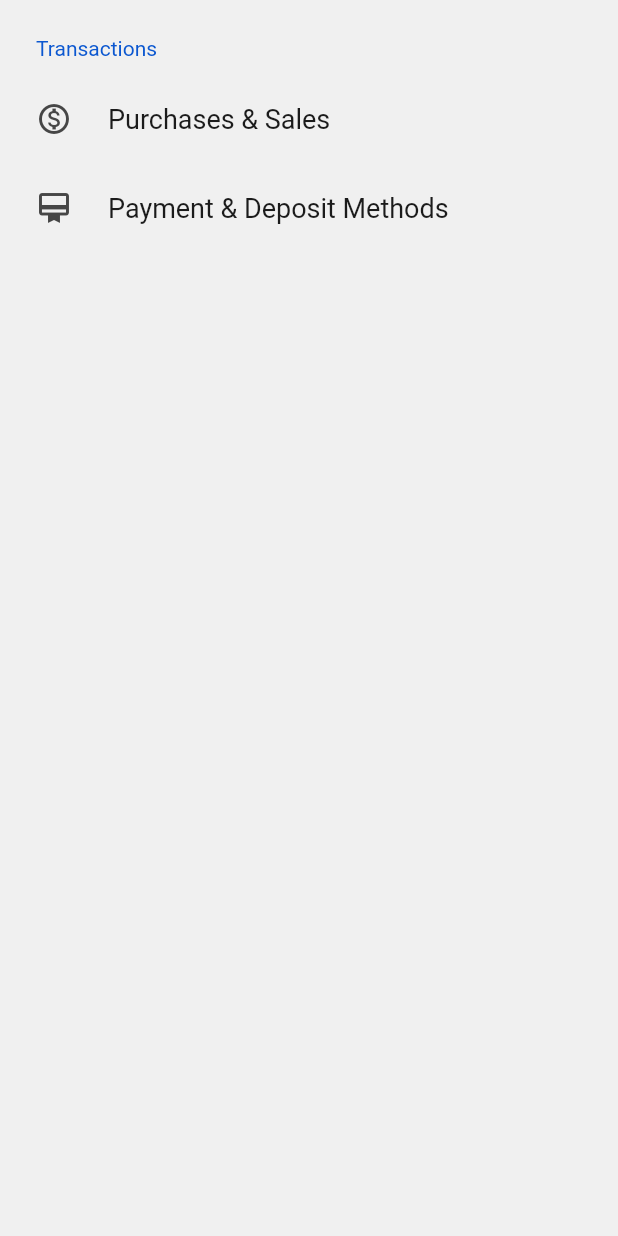
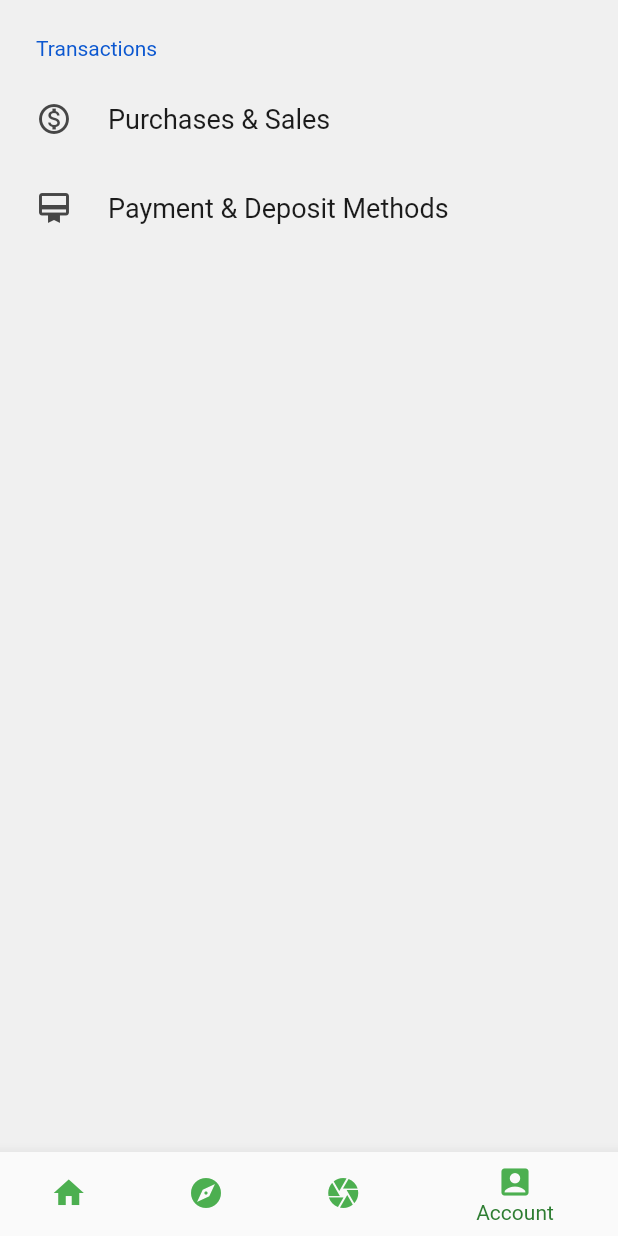
Before and after one commit to amartyanambiar/secondbuy, a Flutter app: the SettingsScreen screen opened by its route, on a phone screen of 412 x 824 dp. Run offline on Flutter 3.47's test engine with Material 2 defaults, Android fonts, the phone set to English and light mode, and no system bars; drawn by our look-alikes of settings_ui; our stand-ins replace animated_splash_screen, curved_navigation_bar; missing offline and left inert: flutter_launcher_icons.

Commit message:
bar ready

```diff
--- a/lib/settings.dart
+++ b/lib/settings.dart
@@ -13,12 +13,69 @@ class SettingsScreen extends StatefulWidget {
 
 class _SettingsScreenState extends State<SettingsScreen> {
   bool value = false;
+  int _selectedIndex = 3;
+  static const TextStyle optionStyle =
+      TextStyle(fontSize: 30, fontWeight: FontWeight.bold);
+  static const List<Widget> _widgetOptions = <Widget>[
+    Text(
+      'Index 0: Home',
+      style: optionStyle,
+    ),
+    Text(
+      'Index 1: Explore',
+      style: optionStyle,
+    ),
+    Text(
+      'Index 2: Post',
+      style: optionStyle,
+    ),
+    Text(
+      'Index 3: Account',
+      style: optionStyle,
+    ),
+  ];
+
+  void _onItemTapped(int index) {
+    setState(() {
+      _selectedIndex = index;
+      if (_selectedIndex == 3) {
+        Navigator.pop(context);
+        Navigator.pushNamed(context, 'secondbuy/Settings');
+      }
+      if (_selectedIndex == 0) {
+        Navigator.pop(context);
+        Navigator.pushNamed(context, 'secondbuy/home');
+      }
+    });
+  }
 
   @override
   Widget build(BuildContext context) {
     return Container(
       child: Scaffold(
-        // bottomNavigationBar: BottomNavigationBar
+        bottomNavigationBar: BottomNavigationBar(
+          items: const <BottomNavigationBarItem>[
+            BottomNavigationBarItem(
+              icon: Icon(Icons.home, color: Colors.green),
+              label: 'Home',
+            ),
+            BottomNavigationBarItem(
+              icon: Icon(Icons.explore, color: Colors.green),
+              label: 'Explore',
+            ),
+            BottomNavigationBarItem(
+              icon: Icon(Icons.camera, color: Colors.green),
+              label: 'Post',
+            ),
+            BottomNavigationBarItem(
+              icon: Icon(Icons.account_box, color: Colors.green),
+              label: 'Account',
+            ),
+          ],
+          currentIndex: _selectedIndex,
+          selectedItemColor: Colors.green[800],
+          onTap: _onItemTapped,
+        ),
         body: SettingsList(
           sections: [
             SettingsSection(
```
Also changed, not shown: lib/home_page.dart (+21 -9 lines).
